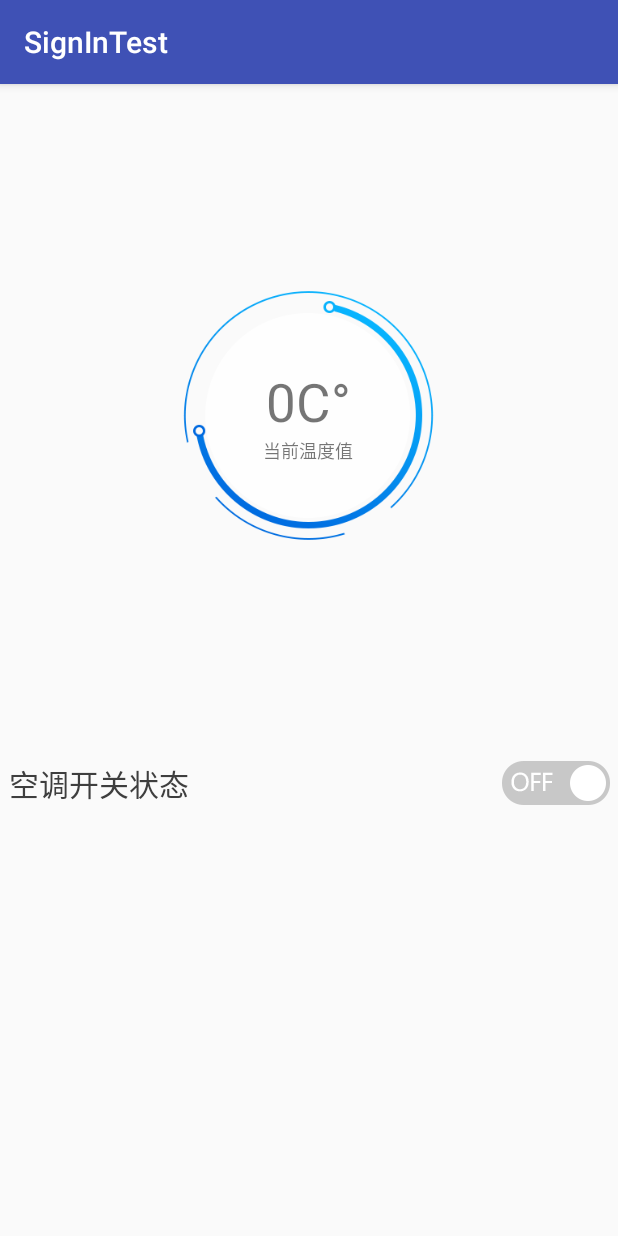
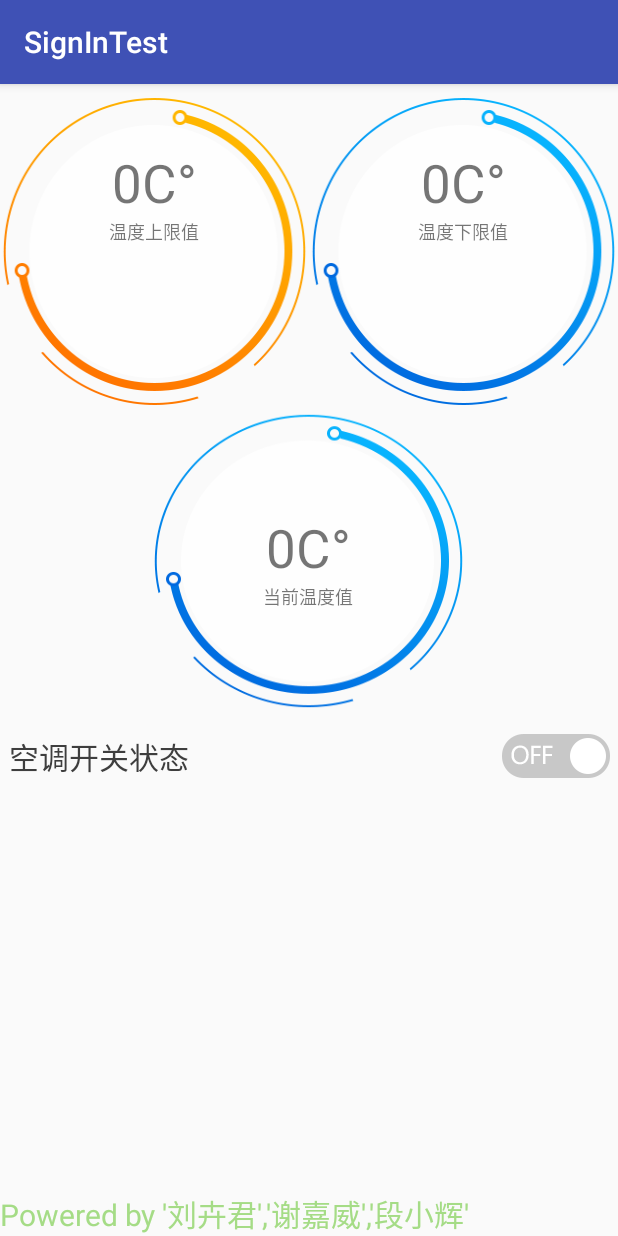
Before and after one commit to Mikejiawei/AirconditionerCtrl, an Android app: the DetailActivity screen opened directly, with no data from a screen before it, on a phone screen of 412 x 824 dp. Run offline under Robolectric (Android 15) with nearby library versions, the phone set to English and light mode, and no system bars.

Commit message:
Fix bugs of the powerControl and rebuild the layout of the detailActivity

```diff
--- a/app/src/main/AndroidManifest.xml
+++ b/app/src/main/AndroidManifest.xml
@@ -12,7 +12,8 @@
         android:roundIcon="@mipmap/ic_launcher_round"
         android:supportsRtl="true"
         android:theme="@style/AppTheme">
-        <activity android:name=".DetailActivity"></activity>
+        <activity android:name=".SettingActivity"></activity>
+        <activity android:name=".DetailActivity" />
         <activity android:name=".MainActivity" />
         <activity android:name=".LoginActivity">
             <intent-filter>
--- a/app/src/main/java/com/example/signintest/DetailActivity.java
+++ b/app/src/main/java/com/example/signintest/DetailActivity.java
@@ -80,8 +80,8 @@ public class DetailActivity extends AppCompatActivity {
         deviceID = (String) getIntent().getSerializableExtra("device");
         netWorkBusiness = new NetWorkBusiness(DataCache.getAccessToken(getApplicationContext()),DataCache.getBaseUrl(getApplicationContext()));
         initView();
+        getDeviceInfo(deviceID);
         initEvent();
-        getDeviceInfo(deviceID);
     }
 
     private void initEvent() {
@@ -143,12 +143,12 @@ public class DetailActivity extends AppCompatActivity {
                         JSONObject jsonObject = new JSONObject(gson.toJson(response));
                         JSONArray result = (JSONArray) jsonObject.get("ResultObj");
                         Log.d(TAG, ">>>Online: "+result);
-                        value = result.getJSONObject(1).getBoolean("IsOnline");
-//                        value = resultObj.getBoolean("IsOnline");
+                        value = result.getJSONObject(0).getBoolean("IsOnline");
+                        displayOnlineState(value);
                     } catch (JSONException e) {
                         e.printStackTrace();
                     }
-                    displayOnlineState(value);
+
                 }else{
                     Log.d(TAG, "onResponse: get Online status fail");
                 }
@@ -180,6 +180,7 @@ public class DetailActivity extends AppCompatActivity {
 
     private void displayOnlineState(boolean status) {
         isDeviceOnline = status;
+        Log.d(TAG, "displayOnlineState: >>" + status );
         if(!status){
             mOnlineLayout.setVisibility(View.VISIBLE);
             mOnlineText.setText("设备已离线");
@@ -213,6 +214,7 @@ public class DetailActivity extends AppCompatActivity {
                 return;
             }
             if (!isDeviceOnline){
+                Log.d(TAG, "onClick: >>>"+isDeviceOnline);
                 Toast.makeText(mContext,"设备已离线，请确认",Toast.LENGTH_LONG).show();
                 return;
             }
--- /dev/null
+++ b/app/src/main/java/com/example/signintest/SettingActivity.java
@@ -0,0 +1,14 @@
+package com.example.signintest;
+
+import androidx.appcompat.app.AppCompatActivity;
+
+import android.os.Bundle;
+
+public class SettingActivity extends AppCompatActivity {
+
+    @Override
+    protected void onCreate(Bundle savedInstanceState) {
+        super.onCreate(savedInstanceState);
+        setContentView(R.layout.activity_setting);
+    }
+}
--- a/app/src/main/java/com/example/signintest/util/Constants.java
+++ b/app/src/main/java/com/example/signintest/util/Constants.java
@@ -32,9 +32,13 @@ public class Constants {
     public static String projectId = "34148";
     public static String deviceId = "";
     public static String apiTagCurrentTemp = "currentTemp";
-    public static String apiTagPowerCtrl = "";
+    public static String apiTagPowerCtrl = "control";
     public static int openPowerValue = 1;
     public static int closePowerValue = 0;
+    public static String apiTagUpperLimit = "upperLimit";
+    public static String apiTagLowerLimit = "lowerLimit";
+    public static String apiTagUpperLimitCtrl = "line";
+    public static String apiTagLowerLimitCtrl = "lowerLimitCtrl";
 
 
     public static String getStartTime() {
--- a/app/src/main/res/layout/activity_detail.xml
+++ b/app/src/main/res/layout/activity_detail.xml
@@ -1,5 +1,6 @@
 <?xml version="1.0" encoding="utf-8"?>
 <LinearLayout xmlns:android="http://schemas.android.com/apk/res/android"
+    xmlns:app="http://schemas.android.com/apk/res-auto"
     android:id="@+id/activity_detail"
     android:layout_width="match_parent"
     android:layout_height="match_parent"
@@ -11,12 +12,69 @@
         android:layout_marginTop="6dp"
         android:layout_weight="6"
         android:gravity="center"
-        android:orientation="horizontal">
+        android:orientation="vertical">
+
+        <LinearLayout
+            android:layout_width="match_parent"
+            android:layout_height="0dp"
+            android:layout_weight="2"
+            android:gravity="center"
+            android:orientation="horizontal">
+            <LinearLayout
+                android:id="@+id/upperLimitTemp_layout"
+                android:orientation="vertical"
+                android:layout_width="0dp"
+                android:layout_height="wrap_content"
+                android:layout_weight="5"
+                android:background="@mipmap/control_red">
+
+                <TextView
+                    android:id="@+id/upperLimitTemp_text"
+                    android:layout_width="wrap_content"
+                    android:layout_height="wrap_content"
+                    android:layout_gravity="center"
+                    android:layout_marginTop="35sp"
+                    android:text="0C°"
+                    android:textSize="35sp" />
+                <TextView
+                    android:id="@+id/upperTemp_Title"
+                    android:layout_width="wrap_content"
+                    android:layout_height="wrap_content"
+                    android:layout_gravity="center"
+                    android:text="温度上限值"
+                    android:textSize="12sp" />
+            </LinearLayout>
+            <LinearLayout
+                android:layout_width="0dp"
+                android:orientation="vertical"
+                android:layout_weight="5"
+                android:layout_height="wrap_content"
+                android:background="@mipmap/control_blue">
+
+                <TextView
+                    android:id="@+id/lowerLimitTemp_text"
+                    android:layout_width="wrap_content"
+                    android:layout_height="wrap_content"
+                    android:layout_gravity="center"
+                    android:layout_marginTop="35sp"
+                    android:text="0C°"
+                    android:textSize="35sp" />
+                <TextView
+                    android:id="@+id/lowerTemp_Title"
+                    android:layout_width="wrap_content"
+                    android:layout_height="wrap_content"
+                    android:layout_gravity="center"
+                    android:text="温度下限值"
+                    android:textSize="12sp" />
+
+            </LinearLayout>
+
+        </LinearLayout>
 
         <LinearLayout
             android:id="@+id/currentTemp_layout"
-            android:layout_width="170dp"
-            android:layout_height="170dp"
+            android:layout_width="wrap_content"
+            android:layout_height="200dp"
             android:background="@mipmap/control_blue"
             android:gravity="center|center_vertical"
             android:orientation="vertical">
@@ -77,7 +135,19 @@
                 android:background="@mipmap/off" />
         </LinearLayout>
     </LinearLayout>
-
+    <LinearLayout
+        android:layout_width="match_parent"
+        android:layout_height="wrap_content"
+        android:orientation="horizontal"
+        android:gravity="center">
+        <TextView
+            android:layout_width="match_parent"
+            android:layout_height="wrap_content"
+            android:layout_gravity="center"
+            android:text="Powered by '刘卉君','谢嘉威','段小辉'"
+            android:textSize="20sp"
+            android:textColor="@color/bg_trans_green"/>
+    </LinearLayout>
     <LinearLayout
         android:id="@+id/online_layout"
         android:visibility="gone"
--- /dev/null
+++ b/app/src/main/res/layout/activity_setting.xml
@@ -0,0 +1,9 @@
+<?xml version="1.0" encoding="utf-8"?>
+<androidx.constraintlayout.widget.ConstraintLayout xmlns:android="http://schemas.android.com/apk/res/android"
+    xmlns:app="http://schemas.android.com/apk/res-auto"
+    xmlns:tools="http://schemas.android.com/tools"
+    android:layout_width="match_parent"
+    android:layout_height="match_parent"
+    tools:context=".SettingActivity">
+
+</androidx.constraintlayout.widget.ConstraintLayout>
--- a/app/src/main/res/values/colors.xml
+++ b/app/src/main/res/values/colors.xml
@@ -18,7 +18,6 @@
     <color name="sweet_color_2">#ff009688</color>
     <color name="sweet_color_3">#ff80cbc4</color>
     <color name="sweet_color_4">#A5DC86</color>
-    <color name="sweet_color_5">#ff37474f</color>
     <color name="sweet_color_6">#F8BB86</color>
     <color name="tran_white_0">#00FFFFFF</color>
     <color name="tran_white">#b0FFFFFF</color>
```
